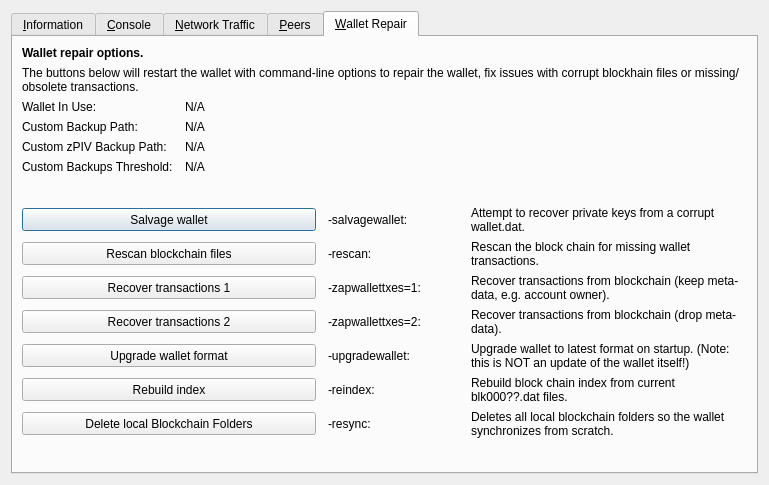
First picture: the form in src/qt/forms/rpcconsole.ui, repository SMRT2/SmartCloud, before the edit.
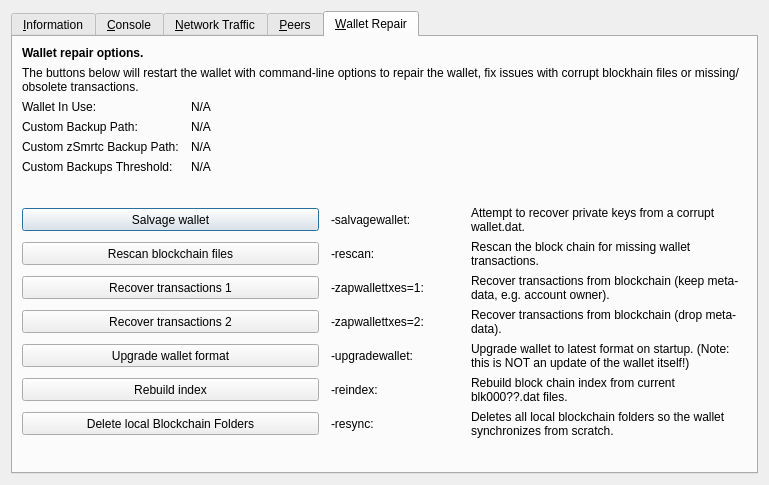
Second picture: the form after the edit. The open tabs and pages were chosen to show the change. Icons and pictures are not drawn. Custom widgets are drawn as their Qt base class.

Diff of the .ui file:
```diff
--- a/src/qt/forms/rpcconsole.ui
+++ b/src/qt/forms/rpcconsole.ui
@@ -1328,7 +1328,7 @@
        <item row="4" column="0">
         <widget class="QLabel" name="wallet_customzpivbackuppath_label">
          <property name="text">
-          <string>Custom zPIV Backup Path:</string>
+          <string>Custom zSmrtc Backup Path:</string>
          </property>
          <property name="visible">
           <bool>false</bool>
```
